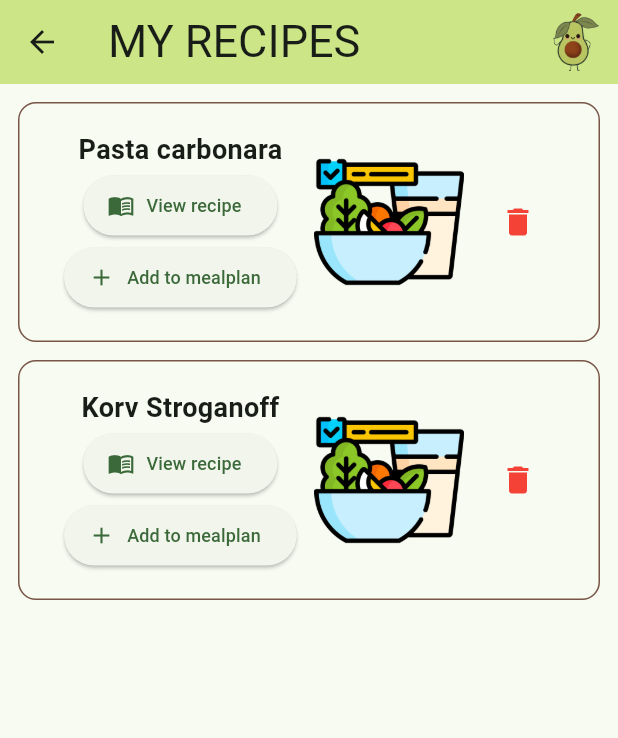
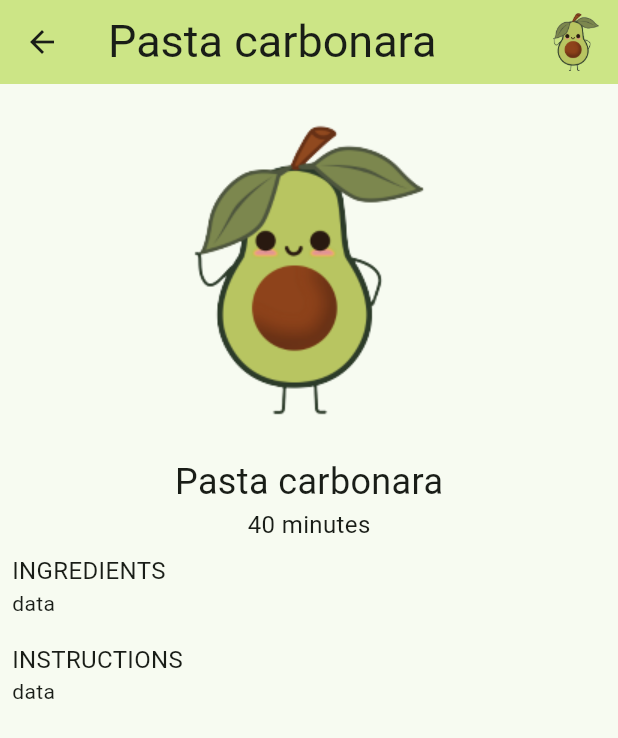
Before and after one commit to gu-tig333-ht23/grupp3, a Flutter app: the MyRecipesPage screen opened directly, after a tap on "View recipe", on a phone screen of 412 x 824 dp. Shown: the top 738 px of the screen. Run offline on Flutter 3.47's test engine with Material 2 defaults, Android fonts, the phone set to English and light mode, and no system bars; our stand-ins replace appinio_swiper; network calls fail.

Commit message:
recipe things fixed

```diff
--- a/lib/pages/my_recipes_page.dart
+++ b/lib/pages/my_recipes_page.dart
@@ -41,10 +41,10 @@ class ViewMyRecipes extends StatelessWidget {
   Widget build(BuildContext context) {
     return Consumer<RecipeProvider>(
       builder: (context, value, child) => ListView.builder(
-        itemCount: value.recipeList.length,
+        itemCount: value.myRecipeList.length,
         itemBuilder: (context, index) {
           return RecipeTile(
-            recipe: value.recipeList[index],
+            recipe: value.myRecipeList[index],
           );
         },
       ),
--- /dev/null
+++ b/lib/pages/view_recipe_page.dart
@@ -0,0 +1,79 @@
+// ignore_for_file: prefer_const_constructors
+
+import 'package:flutter/material.dart';
+import '../util/recipe_provider.dart';
+
+class ViewRecipePage extends StatelessWidget {
+  final Recipe recipe;
+  const ViewRecipePage({super.key, required this.recipe});
+
+  @override
+  Widget build(BuildContext context) {
+    return Scaffold(
+      appBar: AppBar(
+        backgroundColor: Color.fromRGBO(204, 229, 134, 1.000),
+        title: Text(
+          recipe.title,
+          style: TextStyle(
+            fontSize: 30,
+          ),
+        ),
+        elevation: 0,
+        actions: [
+          Padding(
+            padding: EdgeInsets.all(8),
+            child:
+                //logo in corner
+                Image.asset('lib/images/avo_icon.png'),
+          ),
+        ],
+      ),
+      body: Column(
+        crossAxisAlignment: CrossAxisAlignment.start,
+        children: [
+          Column(
+            children: [
+              Center(
+                child: Padding(
+                  padding: const EdgeInsets.all(24),
+                  child: Image.asset(
+                    recipe.image,
+                    fit: BoxFit.fitWidth,
+                  ),
+                ),
+              ),
+              Text(
+                recipe.title,
+                style: TextStyle(fontSize: 24),
+              ),
+              Text(
+                '${recipe.readyInMinutes} minutes',
+                style: TextStyle(fontSize: 16),
+              ),
+            ],
+          ),
+          Padding(
+            padding: const EdgeInsets.all(8.0),
+            child: Column(
+              crossAxisAlignment: CrossAxisAlignment.start,
+              children: const [
+                Text('INGREDIENTS', style: TextStyle(fontSize: 16)),
+                Text('data'),
+              ],
+            ),
+          ),
+          Padding(
+            padding: const EdgeInsets.all(8.0),
+            child: Column(
+              crossAxisAlignment: CrossAxisAlignment.start,
+              children: const [
+                Text('INSTRUCTIONS', style: TextStyle(fontSize: 16)),
+                Text('data'),
+              ],
+            ),
+          ),
+        ],
+      ),
+    );
+  }
+}
--- a/lib/util/recipe_provider.dart
+++ b/lib/util/recipe_provider.dart
@@ -2,39 +2,56 @@
 
 import 'package:flutter/material.dart';
 
+//samma klass som i api men fipplar inte med den nu
 class Recipe {
-  String recipeName;
-  String cookTime;
+  final double? id;
+  final String title;
+  final String image;
+  final int readyInMinutes;
+  //final List<String> dishtypes;
+  //final List expectedIngidients;
 
-  Recipe({required this.recipeName, required this.cookTime});
+  Recipe({
+    this.id,
+    required this.title,
+    required this.image,
+    required this.readyInMinutes,
+    //required this.dishtypes,
+    //required this.expectedIngidients,
+  });
 }
-
-//CLASS FOR RECIPE CARD
-/*class RecipeCard extends StatelessWidget {
-  final String title;
-  final String rating;
-  final String cooktime;
-  final String thumbnailUrl;
-
-  RecipeCard({
-    required this.title,
-    required this.rating,
-    required this.cooktime,
-    required this.thumbnailUrl,
-  });
-*/
 
 class RecipeProvider extends ChangeNotifier {
   //list of recipe
+  List<Recipe> _randomRecipeList = [];
+
   // ignore: prefer_final_fields
-  List<Recipe> _recipeList = [
-    Recipe(recipeName: 'Pasta carbonara', cookTime: '40 min'),
-    Recipe(recipeName: 'Korv Stroganoff', cookTime: '20 min')
+  List<Recipe> _myRecipeList = [
+    Recipe(
+        title: 'Pasta carbonara',
+        readyInMinutes: 40,
+        image: 'lib/images/avo_icon.png'),
+    Recipe(
+        title: 'Korv Stroganoff',
+        readyInMinutes: 20,
+        image: 'lib/images/meal.png')
   ];
 
-  //lägga till funktioner sen
+  //lägga till ett recept i _myRecipeList
+  String getImage(recipe) {
+    return recipe.image.toString();
+  }
 
-  List<Recipe> get recipeList {
-    return _recipeList;
+  void addToMyRecipes(recipe) {
+    _myRecipeList.add(recipe);
+    notifyListeners();
+  }
+
+  List<Recipe> get randomRecipeList {
+    return _randomRecipeList;
+  }
+
+  List<Recipe> get myRecipeList {
+    return _myRecipeList;
   }
 }
--- a/lib/widgets/recipe_tile.dart
+++ b/lib/widgets/recipe_tile.dart
@@ -1,6 +1,7 @@
 // ignore_for_file: prefer_const_constructors, prefer_const_literals_to_create_immutables
 
 import 'package:flutter/material.dart';
+import 'package:mealmate/pages/view_recipe_page.dart';
 import '../util/recipe_provider.dart';
 
 class RecipeTile extends StatelessWidget {
@@ -23,13 +24,26 @@ class RecipeTile extends StatelessWidget {
               children: [
                 //name of recipe
                 Text(
-                  recipe.recipeName,
+                  recipe.title,
                   style: TextStyle(fontSize: 18, fontWeight: FontWeight.bold),
                 ),
-                //view recipe
+                Text(
+                  '${recipe.readyInMinutes} minutes',
+                  style: TextStyle(fontSize: 12, fontWeight: FontWeight.bold),
+                ),
+
+                //VIEW RECIPE
                 ElevatedButton.icon(
                   onPressed: () {
                     //view recipe page
+                    Navigator.push(
+                      context,
+                      MaterialPageRoute(
+                        builder: (context) {
+                          return ViewRecipePage(recipe: recipe);
+                        },
+                      ),
+                    );
                     print('view recipe clicked');
                   },
                   icon: Icon(Icons.menu_book),
@@ -39,6 +53,8 @@ class RecipeTile extends StatelessWidget {
                   ),
                   style: ButtonStyle(),
                 ),
+
+                //ADD RECIPE TO MEALPLAN
                 ElevatedButton.icon(
                   onPressed: () {
                     //pop up window??
@@ -55,7 +71,7 @@ class RecipeTile extends StatelessWidget {
             Column(
               children: [
                 Image.asset(
-                  'lib/images/meal.png',
+                  recipe.image,
                   width: 100,
                   height: 100,
                 )
```
Also changed, not shown: 1 other file.
